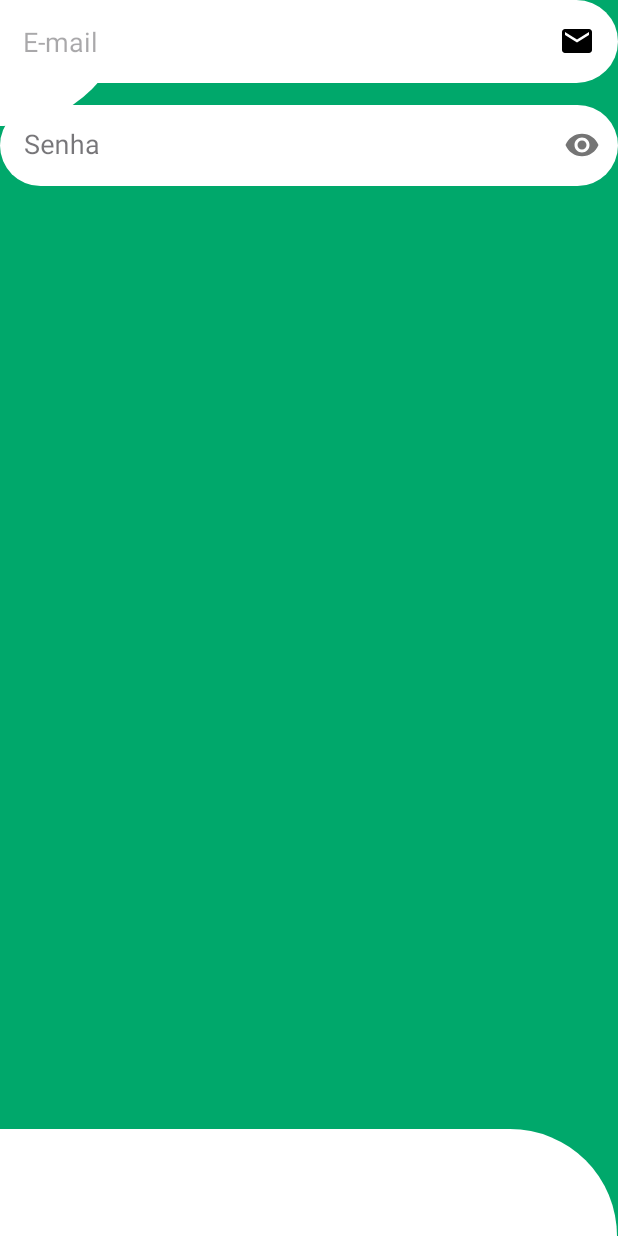
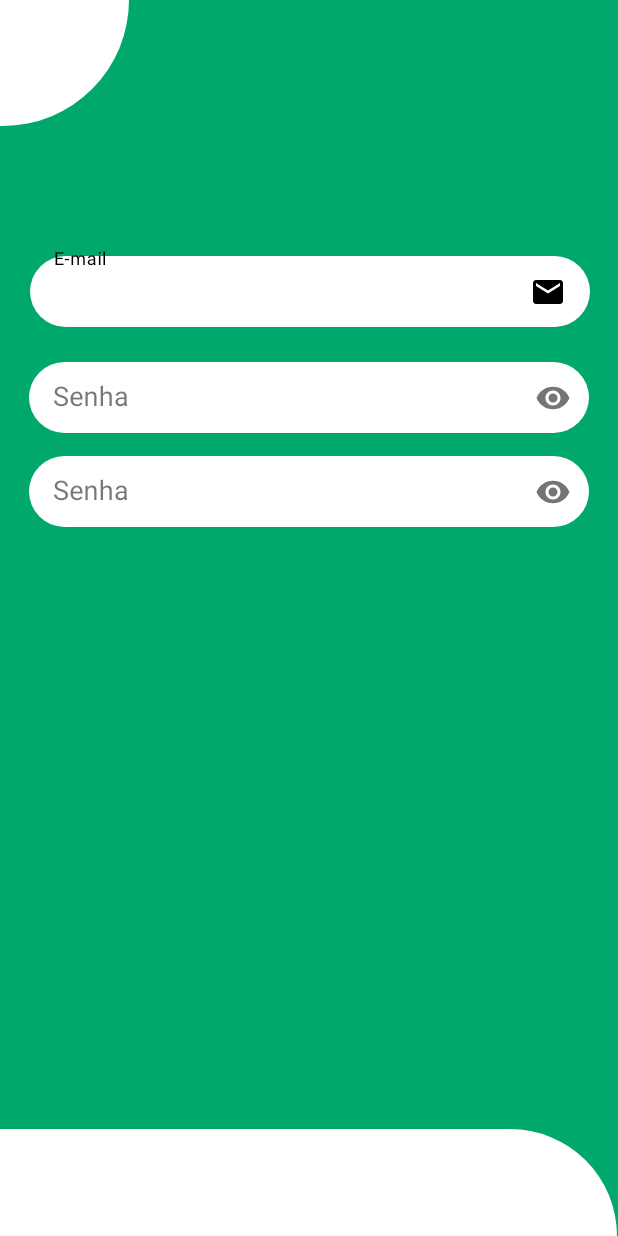
Before and after one commit to vinicius-yudi/ProjetoAndroid, an Android app: the TelaCadastro screen opened directly, with no data from a screen before it, on a phone screen of 412 x 824 dp. Run offline under Robolectric (Android 15) with nearby library versions, the phone set to English and light mode, and no system bars.

Commit message:
Arrumando tela cadastro
Co-Authored-By: matheuskormann <130563334+matheuskormann@users.noreply.github.com>

```diff
--- a/app/src/main/res/layout/activity_tela_cadastro.xml
+++ b/app/src/main/res/layout/activity_tela_cadastro.xml
@@ -13,6 +13,36 @@
     android:layout_height="match_parent"
     android:background="@color/dark_cyan_green"
     tools:context=".TelaCadastro">
+
+  <com.google.android.material.textfield.TextInputLayout
+      android:id="@+id/txtInputLayoutSenha"
+      style="@style/Widget.MaterialComponents.TextInputLayout.OutlinedBox"
+      android:layout_width="373dp"
+      android:layout_height="65dp"
+      android:layout_marginTop="5dp"
+      app:boxStrokeColor="@color/dark_cyan_green"
+      app:errorEnabled="true"
+      app:errorTextColor="@color/red"
+      app:hintAnimationEnabled="true"
+      app:hintTextColor="@color/black"
+      app:layout_constraintEnd_toEndOf="parent"
+      app:layout_constraintStart_toStartOf="parent"
+      app:layout_constraintTop_toBottomOf="@id/txtInputLayoutEmail"
+      app:passwordToggleEnabled="true"
+      tools:ignore="ExtraText">
+
+    <com.google.android.material.textfield.TextInputEditText
+        android:id="@+id/editSenha"
+        android:layout_width="match_parent"
+        android:layout_height="47dp"
+        android:background="@drawable/background_edittext"
+        android:hint="@string/hint_senha"
+        android:inputType="textPassword"
+        android:maxLength="25"
+        android:maxLines="1"
+        android:padding="15dp"
+        android:textSize="18sp" />
+  </com.google.android.material.textfield.TextInputLayout>
 
   <View
       android:id="@+id/containerDown"
@@ -40,9 +70,10 @@
   <com.google.android.material.textfield.TextInputLayout
       android:id="@+id/txtInputLayoutEmail"
       style="@style/Widget.MaterialComponents.TextInputLayout.OutlinedBox"
-      android:layout_width="match_parent"
-      android:layout_height="wrap_content"
+      android:layout_width="373dp"
+      android:layout_height="65dp"
       android:layout_marginStart="20dp"
+      android:layout_marginTop="81dp"
       android:layout_marginEnd="20dp"
       app:boxStrokeColor="@color/dark_cyan_green"
       app:errorEnabled="true"
@@ -52,13 +83,13 @@
       app:layout_constraintEnd_toEndOf="parent"
       app:layout_constraintHorizontal_bias="0.0"
       app:layout_constraintStart_toStartOf="parent"
-      tools:layout_editor_absoluteY="165dp"
-      tools:ignore="MissingConstraints" />
+      app:layout_constraintTop_toBottomOf="@+id/view2"
+      tools:ignore="MissingConstraints">
 
     <com.google.android.material.textfield.TextInputEditText
         android:id="@+id/editEmail"
         android:layout_width="match_parent"
-        android:layout_height="wrap_content"
+        android:layout_height="47dp"
         android:background="@drawable/background_edittext"
         android:drawableEnd="@drawable/ic_email"
         android:hint="@string/hint_email"
@@ -67,33 +98,30 @@
         android:maxLines="1"
         android:padding="15dp"
         android:textSize="18sp"
-        tools:layout_editor_absoluteX="28dp"
-        tools:layout_editor_absoluteY="143dp"
         tools:ignore="MissingConstraints" />
+  </com.google.android.material.textfield.TextInputLayout>
 
   <com.google.android.material.textfield.TextInputLayout
-      android:id="@+id/txtInputLayoutSenha"
+      android:id="@+id/txtInputLayoutConfirmarSenha"
       style="@style/Widget.MaterialComponents.TextInputLayout.OutlinedBox"
-      android:layout_width="412dp"
-      android:layout_height="59dp"
-      android:layout_marginStart="20dp"
-      android:layout_marginTop="48dp"
+      android:layout_width="373dp"
+      android:layout_height="65dp"
+      android:layout_marginTop="68dp"
       app:boxStrokeColor="@color/dark_cyan_green"
       app:errorEnabled="true"
       app:errorTextColor="@color/red"
       app:hintAnimationEnabled="true"
       app:hintTextColor="@color/black"
       app:layout_constraintEnd_toEndOf="parent"
-      app:layout_constraintHorizontal_bias="1.0"
       app:layout_constraintStart_toStartOf="parent"
       app:layout_constraintTop_toBottomOf="@id/txtInputLayoutEmail"
       app:passwordToggleEnabled="true"
       tools:ignore="ExtraText">
 
     <com.google.android.material.textfield.TextInputEditText
-        android:id="@+id/editSenha"
+        android:id="@+id/editConfirmarSenha"
         android:layout_width="match_parent"
-        android:layout_height="wrap_content"
+        android:layout_height="47dp"
         android:background="@drawable/background_edittext"
         android:hint="@string/hint_senha"
         android:inputType="textPassword"
```
